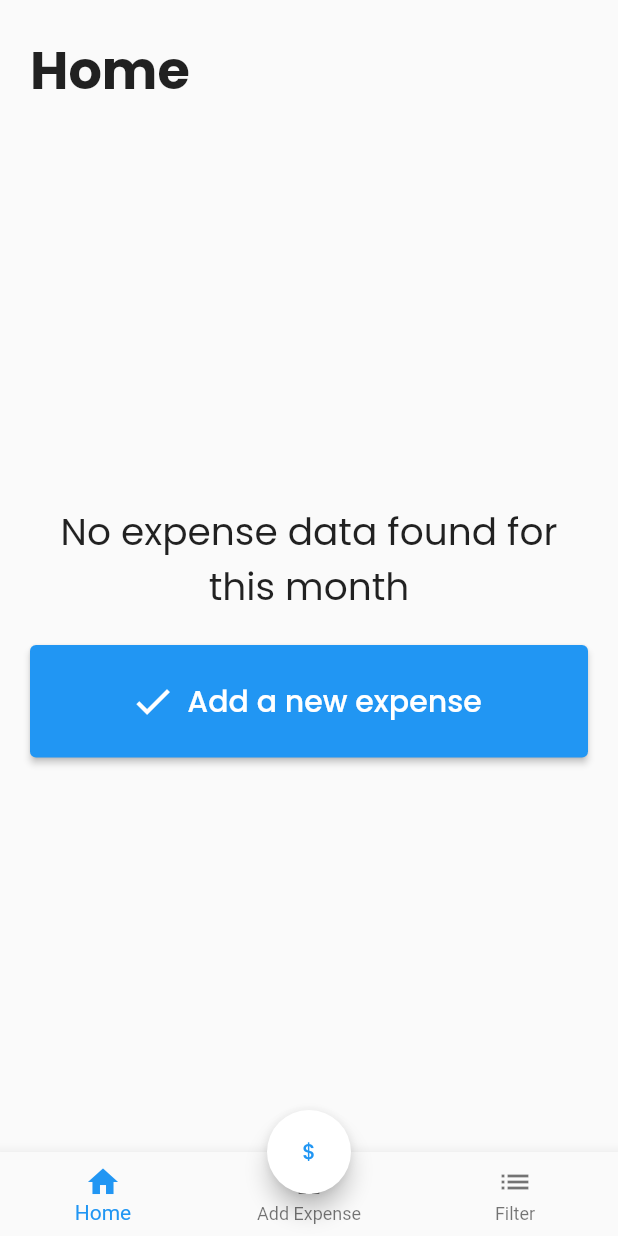
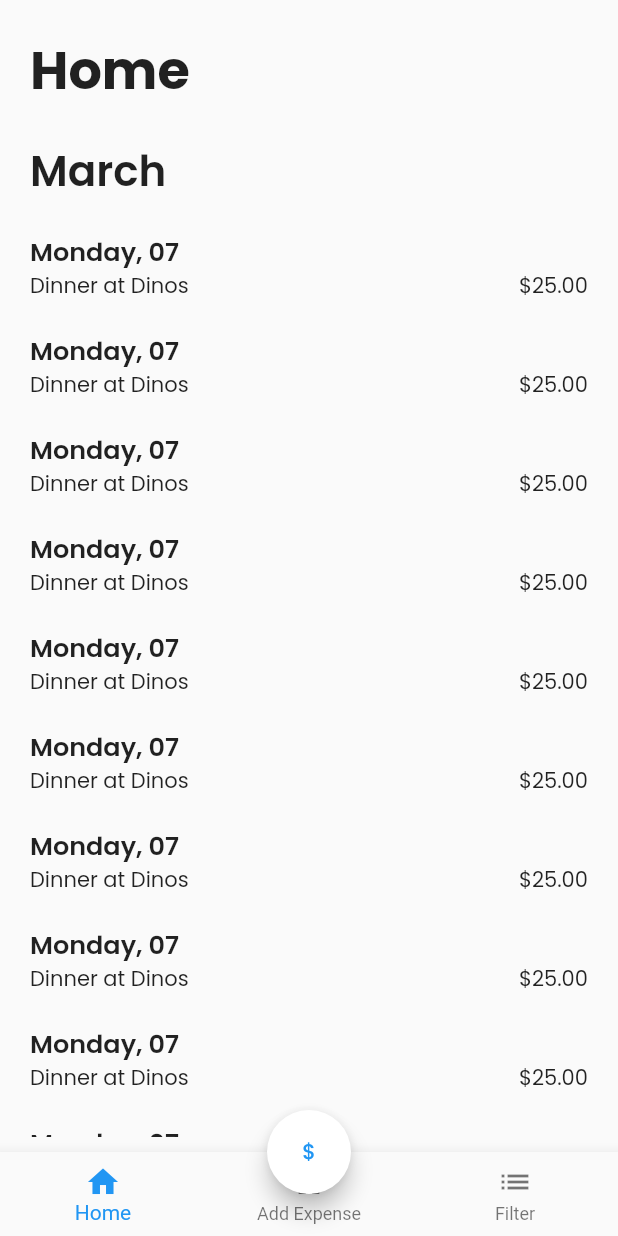
Before and after one commit to matekdev/WalletHero, a Flutter app: the screen it shows after launch, on a phone screen of 412 x 824 dp. Run offline on Flutter 3.47's test engine with Material 2 defaults, Android fonts, the phone set to English and light mode, and no system bars; our stand-ins replace another_flushbar, flutter_masked_text2, google_fonts, syncfusion_flutter_datepicker.

```diff
--- a/lib/HomeScreen.dart
+++ b/lib/HomeScreen.dart
@@ -83,7 +83,7 @@ class _HomeScreenState extends State<HomeScreen> {
                         getMonth(DateTime.now()),
                         style: const TextStyle(
                           fontSize: 28,
-                          fontWeight: FontWeight.bold,
+                          fontWeight: FontWeight.w600,
                         ),
                       ),
                     ),
--- a/lib/main.dart
+++ b/lib/main.dart
@@ -38,36 +38,36 @@ class _MainPageState extends State<MainPage> {
   int currentIndex = 0;
 
   final List<ExpenseData> expenses = [
-    // ExpenseData(DateTime.now(), "\$25.00", "Dinner at Dinos"),
-    // ExpenseData(DateTime.now(), "\$25.00", "Dinner at Dinos"),
-    // ExpenseData(DateTime.now(), "\$25.00", "Dinner at Dinos"),
-    // ExpenseData(DateTime.now(), "\$25.00", "Dinner at Dinos"),
-    // ExpenseData(DateTime.now(), "\$25.00", "Dinner at Dinos"),
-    // ExpenseData(DateTime.now(), "\$25.00", "Dinner at Dinos"),
-    // ExpenseData(DateTime.now(), "\$25.00", "Dinner at Dinos"),
-    // ExpenseData(DateTime.now(), "\$25.00", "Dinner at Dinos"),
-    // ExpenseData(DateTime.now(), "\$25.00", "Dinner at Dinos"),
-    // ExpenseData(DateTime.now(), "\$25.00", "Dinner at Dinos"),
-    // ExpenseData(DateTime.now(), "\$25.00", "Dinner at Dinos"),
-    // ExpenseData(DateTime.now(), "\$25.00", "Dinner at Dinos"),
-    // ExpenseData(DateTime.now(), "\$25.00", "Dinner at Dinos"),
-    // ExpenseData(DateTime.now(), "\$25.00", "Dinner at Dinos"),
-    // ExpenseData(DateTime.now(), "\$25.00", "Dinner at Dinos"),
-    // ExpenseData(DateTime.now(), "\$25.00", "Dinner at Dinos"),
-    // ExpenseData(DateTime.now(), "\$25.00", "Dinner at Dinos"),
-    // ExpenseData(DateTime.now(), "\$25.00", "Dinner at Dinos"),
-    // ExpenseData(DateTime.now(), "\$25.00", "Dinner at Dinos"),
-    // ExpenseData(DateTime.now(), "\$25.00", "Dinner at Dinos"),
-    // ExpenseData(DateTime.now(), "\$25.00", "Dinner at Dinos"),
-    // ExpenseData(DateTime.now(), "\$25.00", "Dinner at Dinos"),
-    // ExpenseData(DateTime.now(), "\$25.00", "Dinner at Dinos"),
-    // ExpenseData(DateTime.now(), "\$25.00", "Dinner at Dinos"),
-    // ExpenseData(DateTime.now(), "\$25.00", "Dinner at Dinos"),
-    // ExpenseData(DateTime.now(), "\$25.00", "Dinner at Dinos"),
-    // ExpenseData(DateTime.now(), "\$25.00", "Dinner at Dinos"),
-    // ExpenseData(DateTime.now(), "\$25.00", "Dinner at Dinos"),
-    // ExpenseData(DateTime.now(), "\$25.00", "Dinner at Dinos"),
-    // ExpenseData(DateTime.now(), "\$25.00", "Dinner at Dinos"),
+    ExpenseData(DateTime.now(), "\$25.00", "Dinner at Dinos"),
+    ExpenseData(DateTime.now(), "\$25.00", "Dinner at Dinos"),
+    ExpenseData(DateTime.now(), "\$25.00", "Dinner at Dinos"),
+    ExpenseData(DateTime.now(), "\$25.00", "Dinner at Dinos"),
+    ExpenseData(DateTime.now(), "\$25.00", "Dinner at Dinos"),
+    ExpenseData(DateTime.now(), "\$25.00", "Dinner at Dinos"),
+    ExpenseData(DateTime.now(), "\$25.00", "Dinner at Dinos"),
+    ExpenseData(DateTime.now(), "\$25.00", "Dinner at Dinos"),
+    ExpenseData(DateTime.now(), "\$25.00", "Dinner at Dinos"),
+    ExpenseData(DateTime.now(), "\$25.00", "Dinner at Dinos"),
+    ExpenseData(DateTime.now(), "\$25.00", "Dinner at Dinos"),
+    ExpenseData(DateTime.now(), "\$25.00", "Dinner at Dinos"),
+    ExpenseData(DateTime.now(), "\$25.00", "Dinner at Dinos"),
+    ExpenseData(DateTime.now(), "\$25.00", "Dinner at Dinos"),
+    ExpenseData(DateTime.now(), "\$25.00", "Dinner at Dinos"),
+    ExpenseData(DateTime.now(), "\$25.00", "Dinner at Dinos"),
+    ExpenseData(DateTime.now(), "\$25.00", "Dinner at Dinos"),
+    ExpenseData(DateTime.now(), "\$25.00", "Dinner at Dinos"),
+    ExpenseData(DateTime.now(), "\$25.00", "Dinner at Dinos"),
+    ExpenseData(DateTime.now(), "\$25.00", "Dinner at Dinos"),
+    ExpenseData(DateTime.now(), "\$25.00", "Dinner at Dinos"),
+    ExpenseData(DateTime.now(), "\$25.00", "Dinner at Dinos"),
+    ExpenseData(DateTime.now(), "\$25.00", "Dinner at Dinos"),
+    ExpenseData(DateTime.now(), "\$25.00", "Dinner at Dinos"),
+    ExpenseData(DateTime.now(), "\$25.00", "Dinner at Dinos"),
+    ExpenseData(DateTime.now(), "\$25.00", "Dinner at Dinos"),
+    ExpenseData(DateTime.now(), "\$25.00", "Dinner at Dinos"),
+    ExpenseData(DateTime.now(), "\$25.00", "Dinner at Dinos"),
+    ExpenseData(DateTime.now(), "\$25.00", "Dinner at Dinos"),
+    ExpenseData(DateTime.now(), "\$25.00", "Dinner at Dinos"),
   ];
 
   late var appScreens = [
```
Also changed, not shown: lib/FilterScreen.dart (+28 -3 lines).
